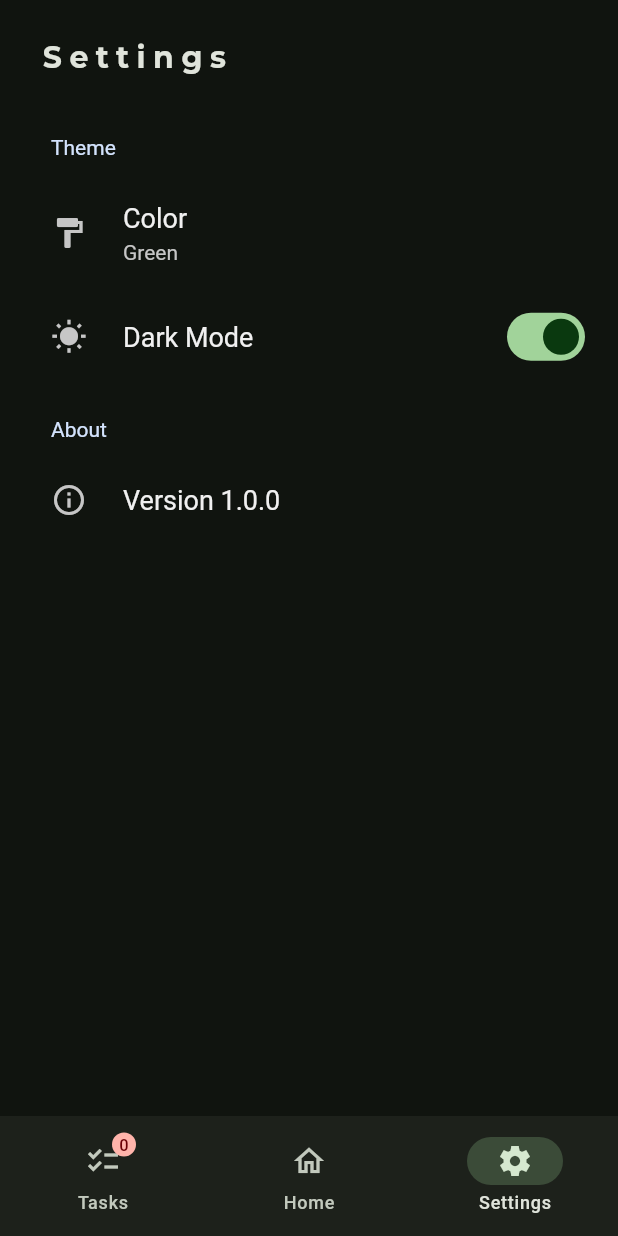
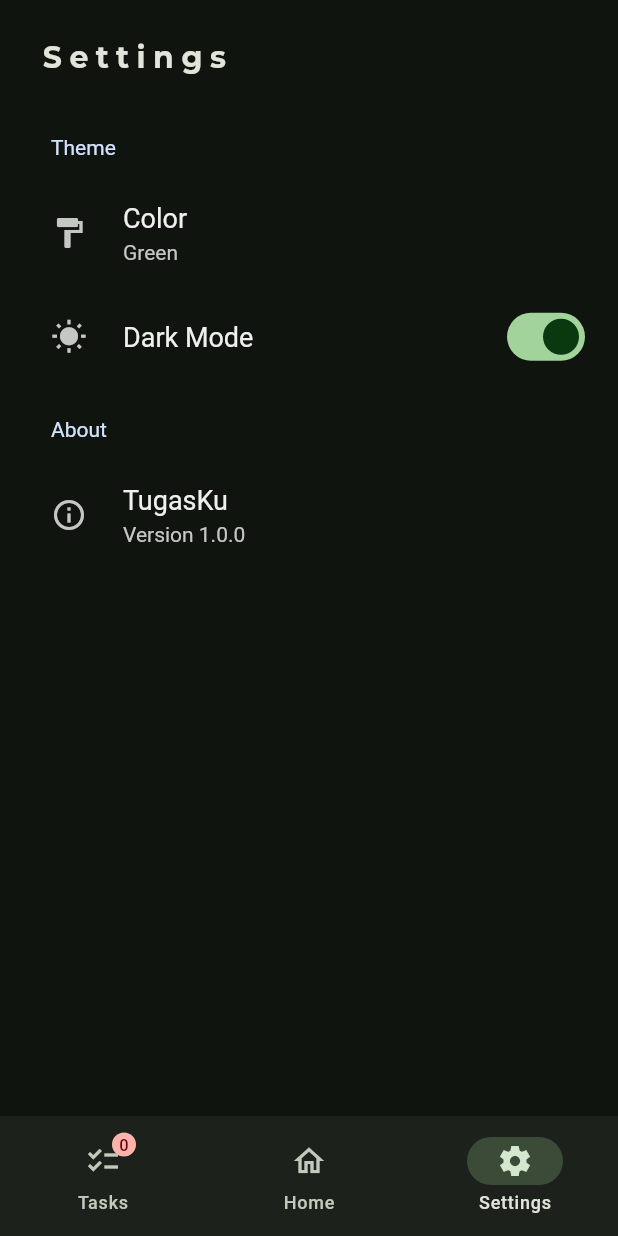
Before and after one commit to AghnatHs/TugasKu, a Flutter app: the screen it shows after launch, item 3 of the bottom bar chosen, on a phone screen of 412 x 824 dp. Run offline on Flutter 3.47's test engine with Material 3 defaults, Android fonts, the phone set to English and light mode, and no system bars; drawn by our look-alikes of settings_ui; our stand-ins replace flutter_riverpod, google_fonts, package_info_plus, percent_indicator, realm, shared_preferences; generated files the repository leaves out were written again.

Commit message:
change app icon, change about section in setting widget

```diff
--- a/lib/main.dart
+++ b/lib/main.dart
@@ -31,7 +31,7 @@ class TodoApp extends ConsumerWidget {
   @override
   Widget build(BuildContext context, WidgetRef ref) {
     return MaterialApp(
-      title: 'ToDo List App',
+      title: 'TugasKu',
       theme: ThemeData(
         visualDensity: VisualDensity.adaptivePlatformDensity,
         useMaterial3: true,
--- a/lib/presentation/screens/screens.dart
+++ b/lib/presentation/screens/screens.dart
@@ -258,7 +258,8 @@ class SettingsScreen extends ConsumerWidget {
             tiles: <SettingsTile>[
               SettingsTile.navigation(
                 leading: const Icon(Icons.info_outline),
-                title: Text('Version ${ref.watch(appVersionNotifierProvider)}'),
+                title: const Text('TugasKu'),
+                description: Text('Version ${ref.watch(appVersionNotifierProvider)}'),
               ),
             ],
           ),
```
Also changed, not shown: 6 other files.
